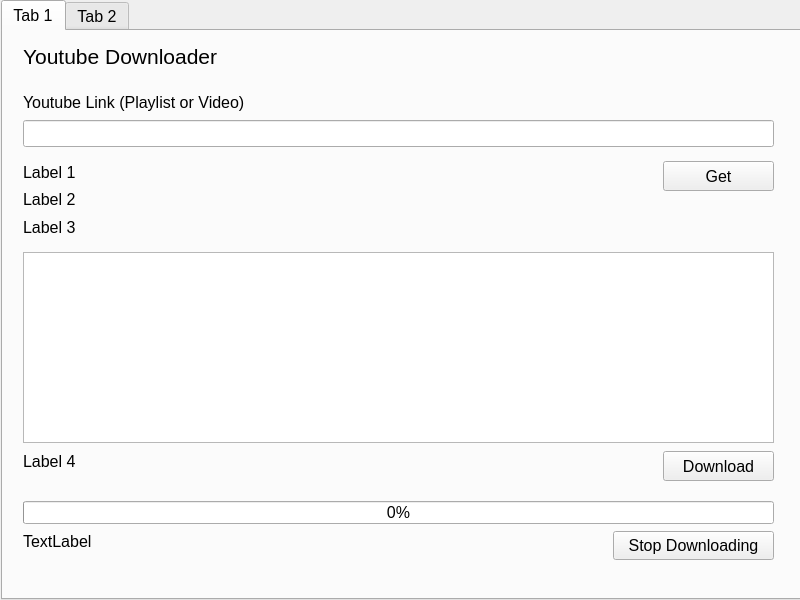
Before: the Qt Designer form ui/mainScreen.ui in sint18/yt_video_downloader, drawn with Qt 5.
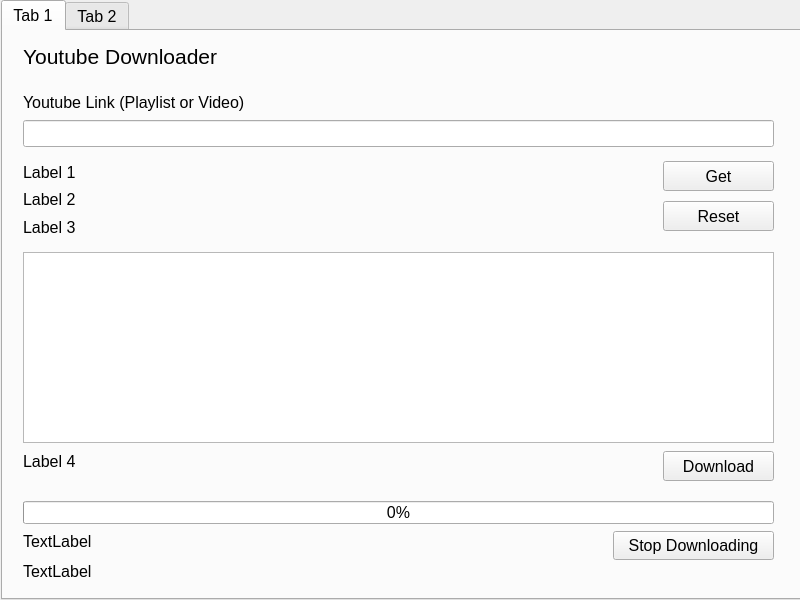
After: the same form once the commit is applied.

The edit to the form file:
```diff
--- a/ui/mainScreen.ui
+++ b/ui/mainScreen.ui
@@ -191,6 +191,32 @@
        <string/>
       </property>
      </widget>
+     <widget class="QPushButton" name="resetButton">
+      <property name="geometry">
+       <rect>
+        <x>660</x>
+        <y>170</y>
+        <width>111</width>
+        <height>30</height>
+       </rect>
+      </property>
+      <property name="text">
+       <string>Reset</string>
+      </property>
+     </widget>
+     <widget class="QLabel" name="downloadLocationLabel">
+      <property name="geometry">
+       <rect>
+        <x>20</x>
+        <y>530</y>
+        <width>761</width>
+        <height>21</height>
+       </rect>
+      </property>
+      <property name="text">
+       <string>TextLabel</string>
+      </property>
+     </widget>
      <widget class="QWidget" name="">
       <property name="geometry">
        <rect>
```
